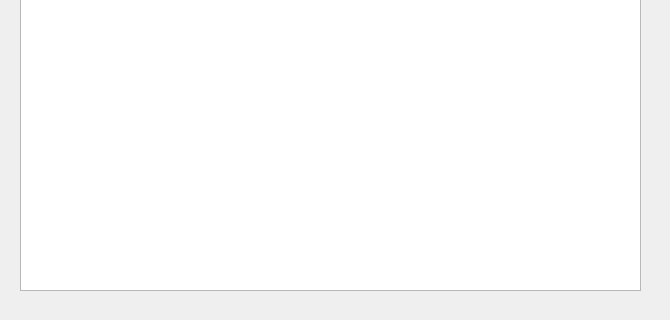
Old version of the form aerolith/client/src/solutionsForm.ui in the repository domino14/aerolithdesktop; both pictures show x 0 to 670 and y 220 to 540 of the 670 by 540 pixel window.
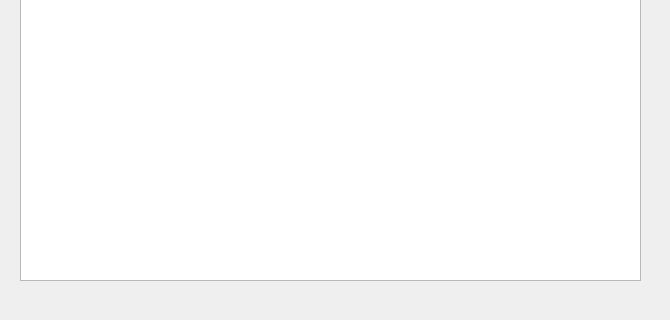
New version of the form.

Patch:
```diff
--- a/aerolith/client/src/solutionsForm.ui
+++ b/aerolith/client/src/solutionsForm.ui
@@ -30,7 +30,7 @@
      <x>20</x>
      <y>20</y>
      <width>621</width>
-     <height>491</height>
+     <height>481</height>
     </rect>
    </property>
    <property name="editTriggers" >
@@ -68,6 +68,19 @@
     </property>
    </column>
   </widget>
+  <widget class="QLabel" name="solsLabel" >
+   <property name="geometry" >
+    <rect>
+     <x>20</x>
+     <y>510</y>
+     <width>621</width>
+     <height>16</height>
+    </rect>
+   </property>
+   <property name="text" >
+    <string/>
+   </property>
+  </widget>
  </widget>
  <resources/>
  <connections/>
```
